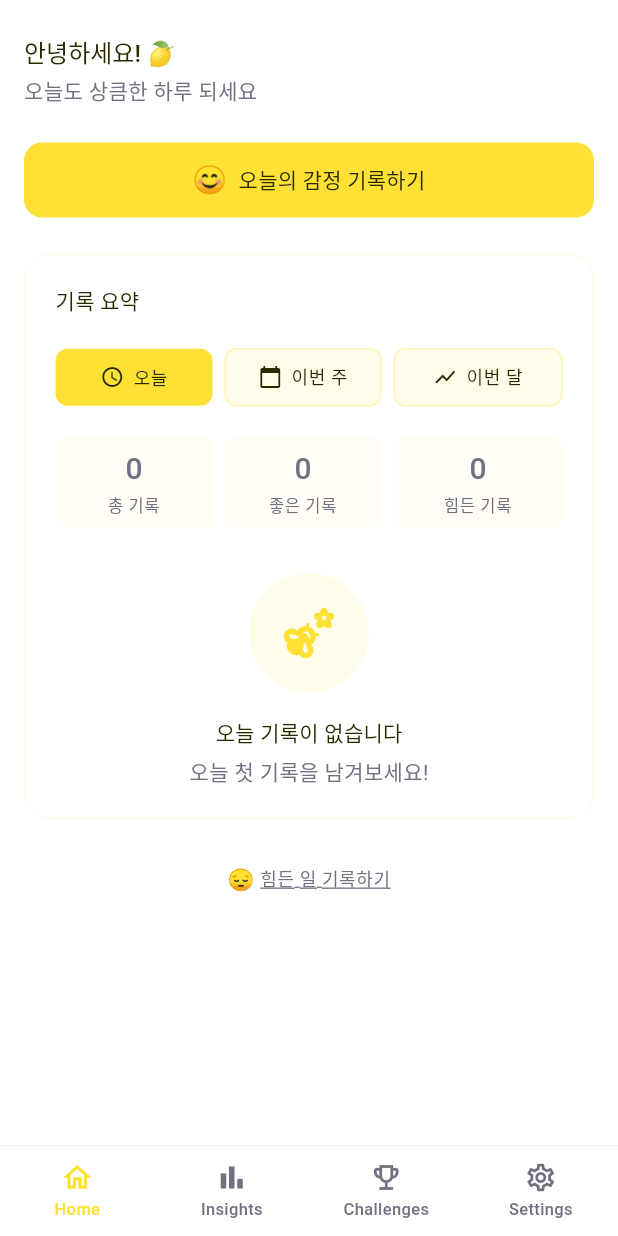
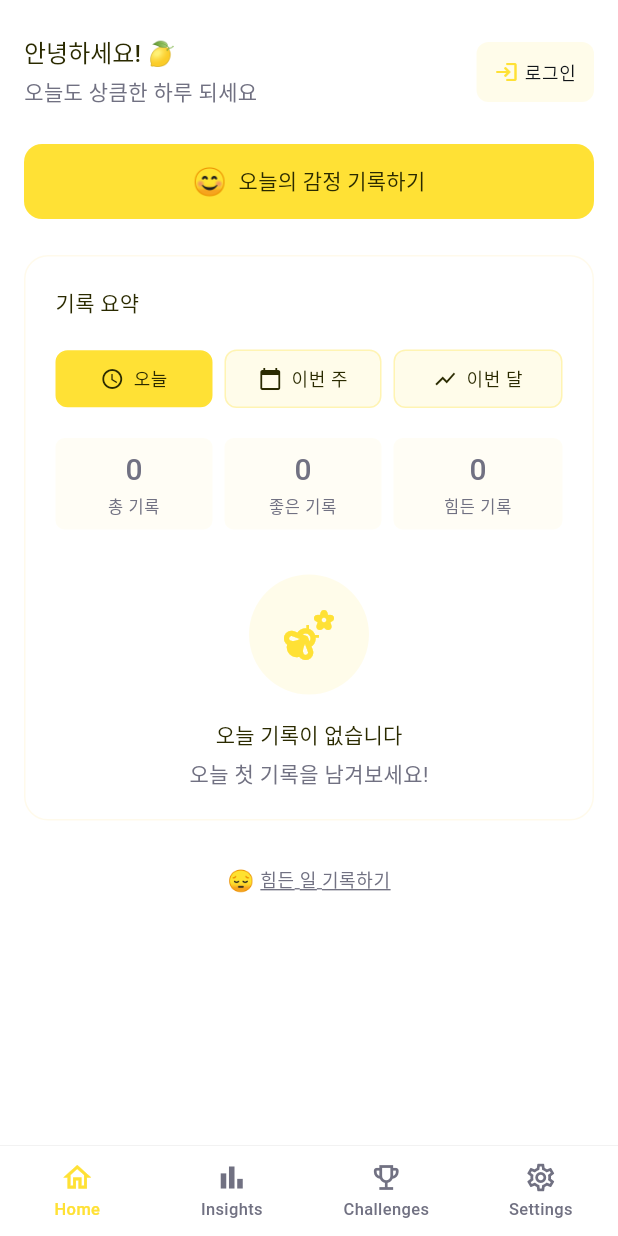
Before and after one commit to iplepine/happyinside, a Flutter app: the screen it shows after launch, on a phone screen of 412 x 824 dp. Run offline on Flutter 3.47's test engine with Material 3 defaults, Android fonts, the phone set to English and light mode, and no system bars; our stand-ins replace equatable, fl_chart, flutter_riverpod, freezed_annotation, get_it, go_router and 2 more; accounts and stored records are empty; generated files the repository leaves out were written again.

Commit message:
로그인 버튼 추가

```diff
--- a/app/lib/features/main/presentation/main_home_tab_page.dart
+++ b/app/lib/features/main/presentation/main_home_tab_page.dart
@@ -86,7 +86,7 @@ class _MainHomeTabPageState extends ConsumerState<MainHomeTabPage> {
           ),
         ),
 
-        // 오른쪽 배지
+        // 오른쪽 영역
         if (isLoggedIn)
           Container(
             padding: const EdgeInsets.symmetric(horizontal: 12, vertical: 6),
@@ -108,6 +108,33 @@ class _MainHomeTabPageState extends ConsumerState<MainHomeTabPage> {
                   '7일',
                   style: Theme.of(context).textTheme.bodySmall?.copyWith(
                     color: AppColors.primaryForeground,
+                    fontWeight: AppColors.fontWeightMedium,
+                  ),
+                ),
+              ],
+            ),
+          )
+        else
+          TextButton(
+            onPressed: () {
+              context.push('/login');
+            },
+            style: TextButton.styleFrom(
+              foregroundColor: AppColors.primary,
+              padding: const EdgeInsets.symmetric(horizontal: 12, vertical: 6),
+              backgroundColor: AppColors.primary.withOpacity(0.1),
+              shape: RoundedRectangleBorder(
+                borderRadius: BorderRadius.circular(8),
+              ),
+            ),
+            child: Row(
+              mainAxisSize: MainAxisSize.min,
+              children: [
+                const Icon(Icons.login, size: 16),
+                const SizedBox(width: 4),
+                Text(
+                  '로그인',
+                  style: Theme.of(context).textTheme.bodySmall?.copyWith(
                     fontWeight: AppColors.fontWeightMedium,
                   ),
                 ),
```
